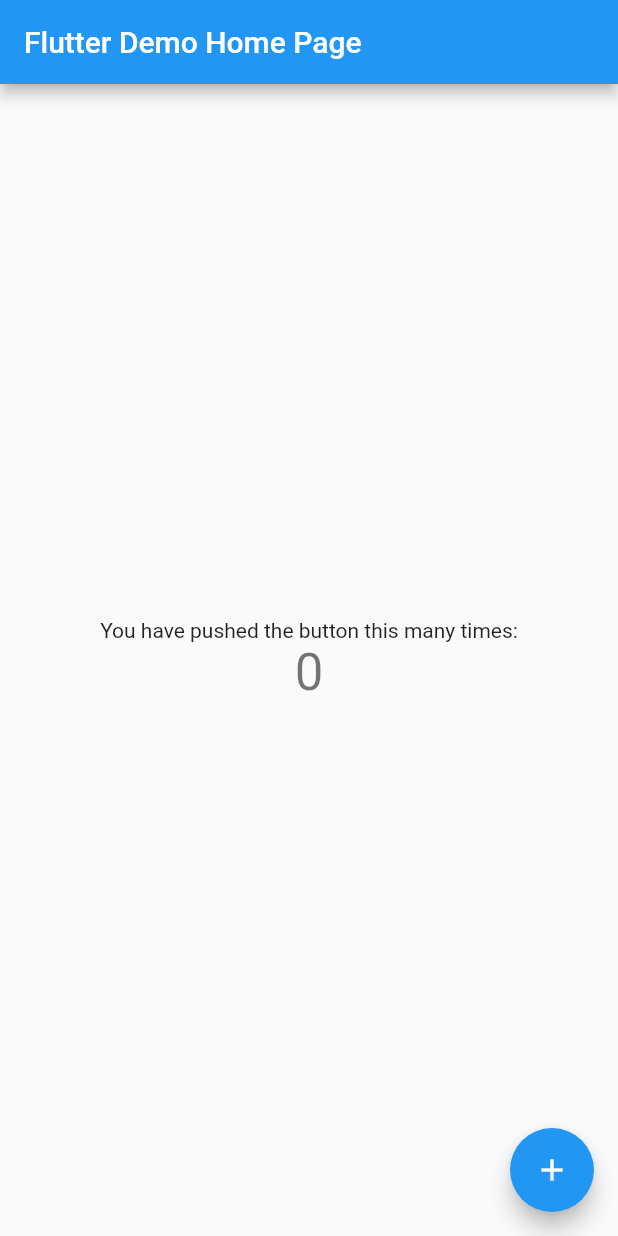
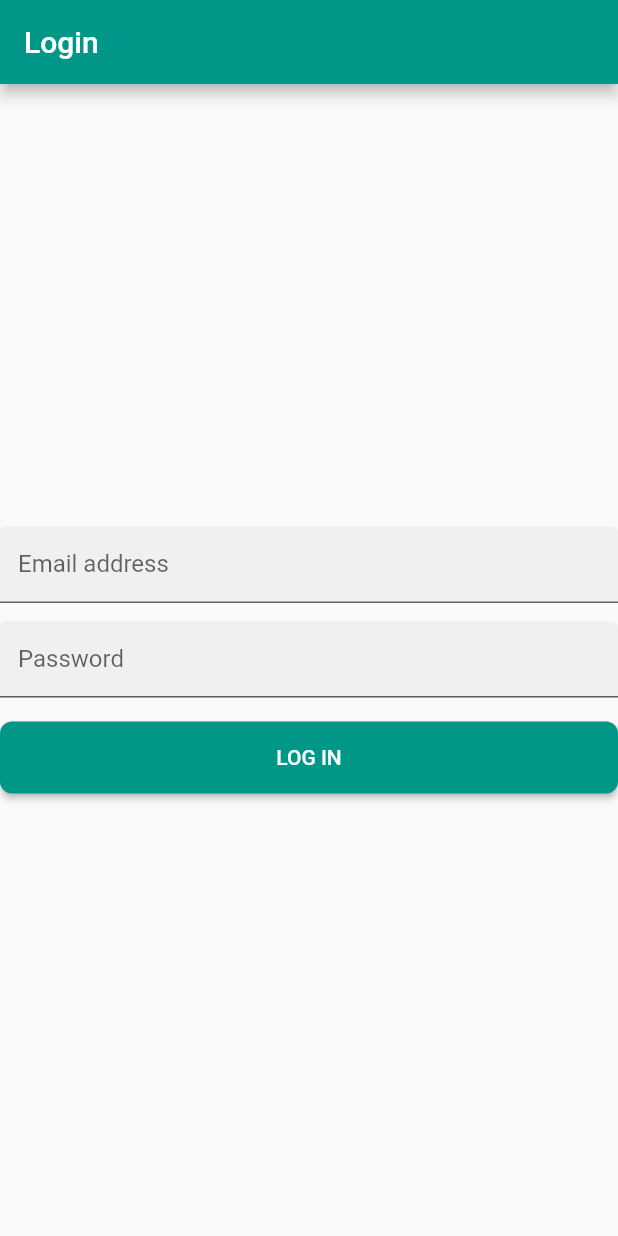
Before and after one commit to get6/flutter, a Flutter app: the screen it shows after launch, on a phone screen of 412 x 824 dp. Run offline on Flutter 3.47's test engine with Material 2 defaults, Android fonts, the phone set to English and light mode, and no system bars; our stand-ins replace bloc, carousel_slider, cloud_firestore, contacts_service, equatable, flutter_bloc and 1 more; accounts and stored records are empty.

Commit message:
Bloc은 타입을 명시하지 않으면 에러남

```diff
--- /dev/null
+++ b/login_bloc/lib/blocs/authentication/authentication.dart
@@ -0,0 +1,3 @@
+export 'authentication_bloc.dart';
+export 'authentication_event.dart';
+export 'authentication_state.dart';
--- a/login_bloc/lib/blocs/authentication/authentication_bloc.dart
+++ b/login_bloc/lib/blocs/authentication/authentication_bloc.dart
@@ -1,3 +1,5 @@
+import 'dart:async';
+
 import 'package:bloc/bloc.dart';
 import 'authentication_event.dart';
 import 'authentication_state.dart';
@@ -12,7 +14,7 @@ class AuthenticationBloc extends Bloc<AuthenticationEvent, AuthenticationState>
   AuthenticationState get initialState => AuthenticationInitial();
 
   @override
-  Stream<AuthenticationState> mapEventToState(AuthenticationEvent event) {
+  Stream<AuthenticationState> mapEventToState(AuthenticationEvent event) async* {
     if(event is AppLoaded) {
       yield* _mapAppLoadedToState(event);
     }
--- /dev/null
+++ b/login_bloc/lib/blocs/blocs.dart
@@ -0,0 +1,2 @@
+export 'authentication/authentication.dart';
+export 'login/login.dart';
--- /dev/null
+++ b/login_bloc/lib/blocs/login/login.dart
@@ -0,0 +1,3 @@
+export 'login_bloc.dart';
+export 'login_event.dart';
+export 'login_state.dart';
--- /dev/null
+++ b/login_bloc/lib/blocs/login/login_bloc.dart
@@ -0,0 +1,48 @@
+import 'package:bloc/bloc.dart';
+import 'package:login_bloc/blocs/authentication/authentication_bloc.dart';
+import 'package:login_bloc/blocs/authentication/authentication_event.dart';
+import 'login_event.dart';
+import 'login_state.dart';
+import '../authentication/authentication.dart';
+import '../../exceptions/exception.dart';
+import '../../services/services.dart';
+
+class LoginBloc extends Bloc<LoginEvent, LoginState> {
+  final AuthenticationBloc _authenticationBloc;
+  final AuthenticationService _authenticationService;
+
+  LoginBloc(AuthenticationBloc authenticationBloc,
+      AuthenticationService authenticationService)
+      : assert(authenticationBloc != null),
+        assert(authenticationService != null),
+        _authenticationBloc = authenticationBloc,
+        _authenticationService = authenticationService;
+
+  @override
+  LoginState get initialState => LoginInitial();
+
+  @override
+  Stream<LoginState> mapEventToState(LoginEvent event) async* {
+    if(event is LoginInWithEmailButtonPressed) {
+      yield* _mapLoginWithEmailToState(event);
+    }
+  }
+
+  Stream<LoginState> _mapLoginWithEmailToState(LoginInWithEmailButtonPressed event) async* {
+    yield LoginLoading();
+    try {
+      final user = await _authenticationService.signInWithEmailAndPassword(event.email, event.password);
+      if (user != null) {
+        _authenticationBloc.add(UserLoggedIn(user: user));
+        yield LoginSuccess();
+        yield LoginInitial();
+      } else {
+        yield LoginFailure(error: 'Something very weird just happened');
+      }
+    } on AuthenticationException catch(e) {
+      yield LoginFailure(error: e.message);
+    } catch (err) {
+      yield LoginFailure(error: err.message ?? 'An unknown error occurred');
+    }
+  }
+}
--- /dev/null
+++ b/login_bloc/lib/blocs/login/login_event.dart
@@ -0,0 +1,18 @@
+import 'package:meta/meta.dart';
+import 'package:equatable/equatable.dart';
+
+abstract class LoginEvent extends Equatable {
+  @override
+  List<Object> get props => [];
+}
+
+class LoginInWithEmailButtonPressed extends LoginEvent {
+  final String email;
+  final String password;
+
+  LoginInWithEmailButtonPressed(
+      {@required this.email, @required this.password});
+
+  @override
+  List<Object> get props => [email, password];
+}
--- /dev/null
+++ b/login_bloc/lib/blocs/login/login_state.dart
@@ -0,0 +1,22 @@
+import 'package:meta/meta.dart';
+import 'package:equatable/equatable.dart';
+
+abstract class LoginState extends Equatable {
+  @override
+  List<Object> get props => [];
+}
+
+class LoginInitial extends LoginState {}
+
+class LoginLoading extends LoginState {}
+
+class LoginSuccess extends LoginState {}
+
+class LoginFailure extends LoginState {
+  final String error;
+
+  LoginFailure({@required this.error});
+
+  @override
+  List<Object> get props => [error];
+}
--- /dev/null
+++ b/login_bloc/lib/exceptions/authentication_exception.dart
@@ -0,0 +1,5 @@
+class AuthenticationException implements Exception {
+  final String message;
+
+  AuthenticationException({this.message = 'Unknown error occurred.'});
+}
--- /dev/null
+++ b/login_bloc/lib/exceptions/exception.dart
@@ -0,0 +1 @@
+export 'authentication_exception.dart';
--- a/login_bloc/lib/main.dart
+++ b/login_bloc/lib/main.dart
@@ -1,65 +1,40 @@
 import 'package:flutter/material.dart';
+import 'package:flutter_bloc/flutter_bloc.dart';
+import 'blocs/blocs.dart';
+import 'services/services.dart';
+import 'pages/pages.dart';
 
-void main() {
-  runApp(MyApp());
-}
+void main() => runApp(
+      RepositoryProvider<AuthenticationService>(
+        create: (context) => FakeAuthenticationService(),
+        child: BlocProvider<AuthenticationBloc>(
+          create: (context) {
+            final authService =
+                RepositoryProvider.of<AuthenticationService>(context);
+            return AuthenticationBloc(authService)..add(AppLoaded());
+          },
+          child: MyApp(),
+        ),
+      ),
+    );
 
 class MyApp extends StatelessWidget {
   @override
   Widget build(BuildContext context) {
     return MaterialApp(
-      title: 'Flutter Demo',
+      title: 'Authentication Demo',
       theme: ThemeData(
-        primarySwatch: Colors.blue,
-        visualDensity: VisualDensity.adaptivePlatformDensity,
+        primarySwatch: Colors.teal,
       ),
-      home: MyHomePage(title: 'Flutter Demo Home Page'),
-    );
-  }
-}
-
-class MyHomePage extends StatefulWidget {
-  MyHomePage({Key key, this.title}) : super(key: key);
-
-  final String title;
-
-  @override
-  _MyHomePageState createState() => _MyHomePageState();
-}
-
-class _MyHomePageState extends State<MyHomePage> {
-  int _counter = 0;
-
-  void _incrementCounter() {
-    setState(() {
-      _counter++;
-    });
-  }
-
-  @override
-  Widget build(BuildContext context) {
-    return Scaffold(
-      appBar: AppBar(
-        title: Text(widget.title),
-      ),
-      body: Center(
-        child: Column(
-          mainAxisAlignment: MainAxisAlignment.center,
-          children: <Widget>[
-            Text(
-              'You have pushed the button this many times:',
-            ),
-            Text(
-              '$_counter',
-              style: Theme.of(context).textTheme.headline4,
-            ),
-          ],
-        ),
-      ),
-      floatingActionButton: FloatingActionButton(
-        onPressed: _incrementCounter,
-        tooltip: 'Increment',
-        child: Icon(Icons.add),
+      home: BlocBuilder<AuthenticationBloc, AuthenticationState>(
+        builder: (context, state) {
+          if (state is AuthenticationAuthenticated) {
+            return HomePage(
+              user: state.user,
+            );
+          }
+          return LoginPage();
+        },
       ),
     );
   }
--- a/login_bloc/lib/models/models.dart
+++ b/login_bloc/lib/models/models.dart
@@ -0,0 +1 @@
+export 'user.dart';
--- /dev/null
+++ b/login_bloc/lib/models/user.dart
@@ -0,0 +1,11 @@
+import 'package:meta/meta.dart';
+
+class User {
+  final String name;
+  final String email;
+
+  User({@required this.name, @required this.email});
+
+  @override
+  String toString() => 'User { name: $name, email: $email }';
+}
--- /dev/null
+++ b/login_bloc/lib/pages/login_page.dart
@@ -0,0 +1,176 @@
+import 'package:flutter/material.dart';
+import 'package:flutter_bloc/flutter_bloc.dart';
+import '../blocs/blocs.dart';
+import '../services/services.dart';
+
+class LoginPage extends StatelessWidget {
+  @override
+  Widget build(BuildContext context) {
+    return Scaffold(
+      appBar: AppBar(
+        title: Text('Login'),
+      ),
+      body: SafeArea(
+        child: BlocBuilder<AuthenticationBloc, AuthenticationState>(
+          builder: (context, state) {
+            final AuthenticationBloc authBloc =
+                BlocProvider.of<AuthenticationBloc>(context);
+            if (state is AuthenticationNotAuthenticated) {
+              return _AuthForm();
+            }
+            if (state is AuthenticationFailure) {
+              return Center(
+                child: Column(
+                  mainAxisAlignment: MainAxisAlignment.center,
+                  crossAxisAlignment: CrossAxisAlignment.center,
+                  children: <Widget>[
+                    Text(state.message),
+                    FlatButton(
+                      onPressed: () => authBloc.add(AppLoaded()),
+                      child: Text('Retry'),
+                    ),
+                  ],
+                ),
+              );
+            }
+            authBloc.close();
+            return Center(
+              child: CircularProgressIndicator(
+                strokeWidth: 2.0,
+              ),
+            );
+          },
+        ),
+      ),
+    );
+  }
+}
+
+class _AuthForm extends StatelessWidget {
+  @override
+  Widget build(BuildContext context) {
+    final authService = RepositoryProvider.of<AuthenticationService>(context);
+    final authBloc = BlocProvider.of<AuthenticationBloc>(context);
+
+    return Container(
+      alignment: Alignment.center,
+      child: BlocProvider<LoginBloc>(
+        create: (context) => LoginBloc(authBloc, authService),
+        child: _SignInForm(),
+      ),
+    );
+  }
+}
+
+class _SignInForm extends StatefulWidget {
+  @override
+  __SignInFormState createState() => __SignInFormState();
+}
+
+class __SignInFormState extends State<_SignInForm> {
+  final GlobalKey<FormState> _key = GlobalKey<FormState>();
+  final _passwordController = TextEditingController();
+  final _emailController = TextEditingController();
+  bool _authValidate = false;
+
+  @override
+  Widget build(BuildContext context) {
+    final _loginBloc = BlocProvider.of<LoginBloc>(context);
+
+    _onLoginButtonPressed() {
+      if (_key.currentState.validate()) {
+        _loginBloc.add(LoginInWithEmailButtonPressed(
+            email: _emailController.text, password: _passwordController.text));
+      } else {
+        setState(() {
+          _authValidate = true;
+        });
+      }
+    }
+
+    return BlocListener<LoginBloc, LoginState>(
+      listener: (context, state) {
+        if (state is LoginFailure) {
+          _showError(state.error);
+        }
+      },
+      child: BlocBuilder<LoginBloc, LoginState>(
+        builder: (context, state) {
+          if (state is LoginLoading) {
+            return Center(
+              child: CircularProgressIndicator(),
+            );
+          }
+
+          return Form(
+            key: _key,
+            autovalidate: _authValidate,
+            child: SingleChildScrollView(
+              child: Column(
+                crossAxisAlignment: CrossAxisAlignment.stretch,
+                children: <Widget>[
+                  TextFormField(
+                    decoration: InputDecoration(
+                      labelText: 'Email address',
+                      filled: true,
+                      isDense: true,
+                    ),
+                    controller: _emailController,
+                    keyboardType: TextInputType.emailAddress,
+                    autocorrect: false,
+                    validator: (value) {
+                      if (value == null) {
+                        return 'Email is required.';
+                      }
+                      return null;
+                    },
+                  ),
+                  SizedBox(
+                    height: 12,
+                  ),
+                  TextFormField(
+                    decoration: InputDecoration(
+                      labelText: 'Password',
+                      filled: true,
+                      isDense: true,
+                    ),
+                    obscureText: true,
+                    controller: _passwordController,
+                    validator: (value) {
+                      if (value == null) {
+                        return 'Password is required.';
+                      }
+                      return null;
+                    },
+                  ),
+                  SizedBox(
+                    height: 16,
+                  ),
+                  RaisedButton(
+                    color: Theme.of(context).primaryColor,
+                    textColor: Colors.white,
+                    padding: EdgeInsets.all(16.0),
+                    shape: RoundedRectangleBorder(
+                        borderRadius: BorderRadius.circular(8.0)),
+                    child: Text('LOG IN'),
+                    onPressed:
+                        state is LoginLoading ? () {} : _onLoginButtonPressed,
+                  ),
+                ],
+              ),
+            ),
+          );
+        },
+      ),
+    );
+  }
+
+  void _showError(String error) {
+    Scaffold.of(context).showSnackBar(
+      SnackBar(
+        content: Text(error),
+        backgroundColor: Theme.of(context).errorColor,
+      ),
+    );
+  }
+}
--- /dev/null
+++ b/login_bloc/lib/pages/pages.dart
@@ -0,0 +1,2 @@
+export 'home_page.dart';
+export 'login_page.dart';
--- /dev/null
+++ b/login_bloc/lib/services/authentication_service.dart
@@ -0,0 +1,31 @@
+import '../exceptions/exception.dart';
+import '../models/models.dart';
+
+abstract class AuthenticationService {
+  Future<User> getCurrentUser();
+  Future<User> signInWithEmailAndPassword(String email, String password);
+  Future<void> signOut();
+}
+
+class FakeAuthenticationService extends AuthenticationService {
+  @override
+  Future<User> getCurrentUser() async {
+    return null;
+  }
+
+  @override
+  Future<User> signInWithEmailAndPassword(String email, String password) async {
+    await Future.delayed(Duration(seconds: 1));
+
+    if(email.toLowerCase() != 'test@domain.com' || password != 'testpass123') {
+      throw AuthenticationException(message: 'Wrong username or password');
+    }
+    return User(name: 'Test User', email: email);
+  }
+
+  @override
+  Future<void> signOut() {
+    return null;
+  }
+
+}
--- a/login_bloc/lib/services/services.dart
+++ b/login_bloc/lib/services/services.dart
@@ -0,0 +1 @@
+export 'authentication_service.dart';
```
Also changed, not shown: login_bloc/lib/pages/home_page.dart (added, +44 -0 lines), login_bloc/pubspec.yaml (+1 -26 lines), login_bloc/pubspec.lock.
